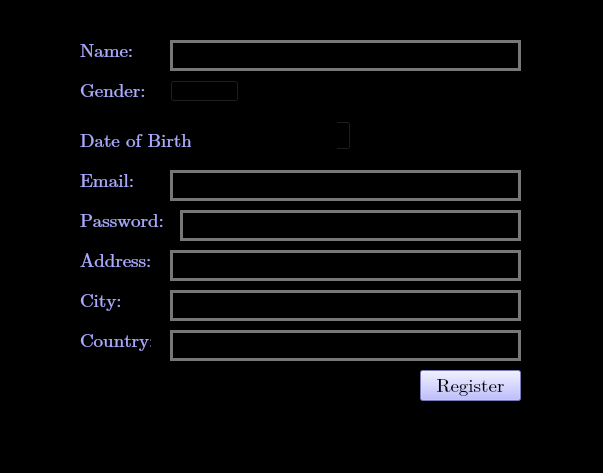
Above: Screens/RegisterAsPremiumViewer.ui from JaveriaAzfar/CineFlix before the change. Below: the same form after it.
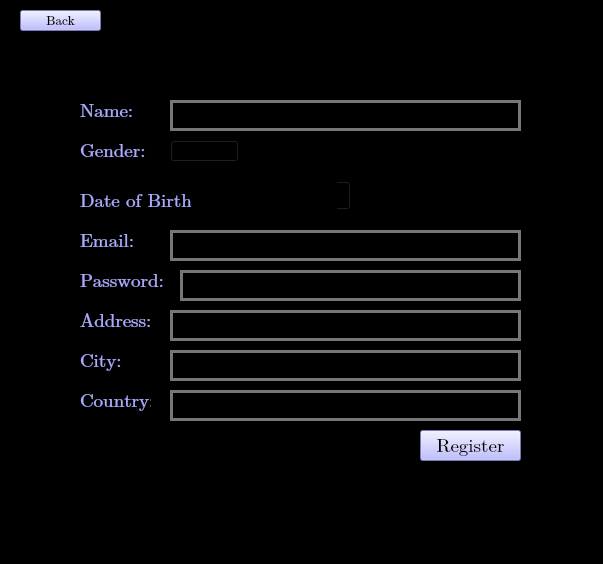
That is the form after the change.

The edit to the form file:
```diff
--- a/Screens/RegisterAsPremiumViewer.ui
+++ b/Screens/RegisterAsPremiumViewer.ui
@@ -7,7 +7,7 @@
     <x>0</x>
     <y>0</y>
     <width>603</width>
-    <height>473</height>
+    <height>564</height>
    </rect>
   </property>
   <property name="windowTitle">
@@ -23,7 +23,7 @@
     <property name="geometry">
      <rect>
       <x>80</x>
-      <y>290</y>
+      <y>350</y>
       <width>71</width>
       <height>21</height>
      </rect>
@@ -47,7 +47,7 @@
     <property name="geometry">
      <rect>
       <x>170</x>
-      <y>330</y>
+      <y>390</y>
       <width>351</width>
       <height>31</height>
      </rect>
@@ -65,7 +65,7 @@
     <property name="geometry">
      <rect>
       <x>80</x>
-      <y>40</y>
+      <y>100</y>
       <width>71</width>
       <height>21</height>
      </rect>
@@ -90,7 +90,7 @@
     <property name="geometry">
      <rect>
       <x>170</x>
-      <y>290</y>
+      <y>350</y>
       <width>351</width>
       <height>31</height>
      </rect>
@@ -108,7 +108,7 @@
     <property name="geometry">
      <rect>
       <x>80</x>
-      <y>80</y>
+      <y>140</y>
       <width>71</width>
       <height>21</height>
      </rect>
@@ -133,7 +133,7 @@
     <property name="geometry">
      <rect>
       <x>80</x>
-      <y>210</y>
+      <y>270</y>
       <width>91</width>
       <height>21</height>
      </rect>
@@ -158,7 +158,7 @@
     <property name="geometry">
      <rect>
       <x>80</x>
-      <y>250</y>
+      <y>310</y>
       <width>81</width>
       <height>21</height>
      </rect>
@@ -182,7 +182,7 @@
     <property name="geometry">
      <rect>
       <x>170</x>
-      <y>170</y>
+      <y>230</y>
       <width>351</width>
       <height>31</height>
      </rect>
@@ -200,7 +200,7 @@
     <property name="geometry">
      <rect>
       <x>170</x>
-      <y>250</y>
+      <y>310</y>
       <width>351</width>
       <height>31</height>
      </rect>
@@ -218,7 +218,7 @@
     <property name="geometry">
      <rect>
       <x>210</x>
-      <y>120</y>
+      <y>180</y>
       <width>141</width>
       <height>31</height>
      </rect>
@@ -228,7 +228,7 @@
     <property name="geometry">
      <rect>
       <x>80</x>
-      <y>330</y>
+      <y>390</y>
       <width>71</width>
       <height>21</height>
      </rect>
@@ -252,7 +252,7 @@
     <property name="geometry">
      <rect>
       <x>170</x>
-      <y>40</y>
+      <y>100</y>
       <width>351</width>
       <height>31</height>
      </rect>
@@ -270,7 +270,7 @@
     <property name="geometry">
      <rect>
       <x>420</x>
-      <y>370</y>
+      <y>430</y>
       <width>101</width>
       <height>31</height>
      </rect>
@@ -308,7 +308,7 @@
     <property name="geometry">
      <rect>
       <x>80</x>
-      <y>170</y>
+      <y>230</y>
       <width>71</width>
       <height>21</height>
      </rect>
@@ -332,7 +332,7 @@
     <property name="geometry">
      <rect>
       <x>180</x>
-      <y>210</y>
+      <y>270</y>
       <width>341</width>
       <height>31</height>
      </rect>
@@ -350,7 +350,7 @@
     <property name="geometry">
      <rect>
       <x>80</x>
-      <y>130</y>
+      <y>190</y>
       <width>111</width>
       <height>21</height>
      </rect>
@@ -375,7 +375,7 @@
     <property name="geometry">
      <rect>
       <x>170</x>
-      <y>80</y>
+      <y>140</y>
       <width>69</width>
       <height>22</height>
      </rect>
@@ -391,6 +391,44 @@
      </property>
     </item>
    </widget>
+   <widget class="QPushButton" name="backButton">
+    <property name="geometry">
+     <rect>
+      <x>20</x>
+      <y>10</y>
+      <width>81</width>
+      <height>21</height>
+     </rect>
+    </property>
+    <property name="font">
+     <font>
+      <family>Cambria Math</family>
+      <pointsize>10</pointsize>
+     </font>
+    </property>
+    <property name="styleSheet">
+     <string notr="true">QPushButton {
+    background-color: rgb(170, 170, 255);
+    color: rgb(0, 0, 0);
+
+}
+
+
+QPushButton:hover {
+    background-color:rgb(128, 120, 215);
+    color: rgb(0, 0, 0)
+}
+
+QPushButton:pressed {
+    background-color: rgb(85, 170, 127);
+    color: rgb(0, 0, 0)
+}
+</string>
+    </property>
+    <property name="text">
+     <string>Back</string>
+    </property>
+   </widget>
   </widget>
   <widget class="QMenuBar" name="menubar">
    <property name="geometry">
```
